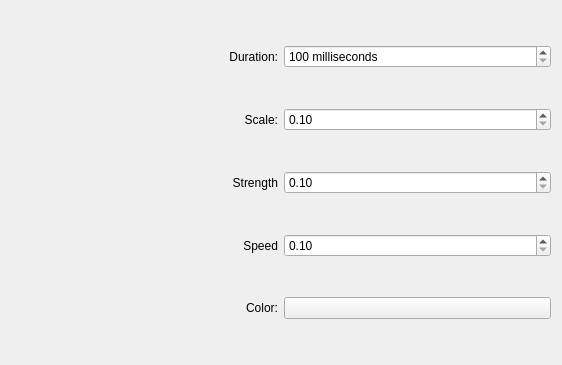
Schneegans/Burn-My-Windows, file kwin/glitch/config.ui: the form before one commit.
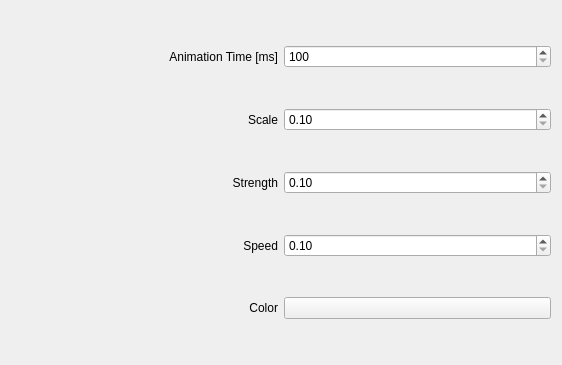
The form after the commit. Custom widgets are drawn as their Qt base class.

```diff
--- a/kwin/glitch/config.ui
+++ b/kwin/glitch/config.ui
@@ -20,7 +20,7 @@
    <item row="2" column="0">
     <widget class="QLabel" name="label_3">
      <property name="text">
-      <string>Scale:</string>
+      <string>Scale</string>
      </property>
      <property name="alignment">
       <set>Qt::AlignRight|Qt::AlignTrailing|Qt::AlignVCenter</set>
@@ -33,7 +33,7 @@
    <item row="5" column="0">
     <widget class="QLabel" name="label_2">
      <property name="text">
-      <string>Color:</string>
+      <string>Color</string>
      </property>
      <property name="alignment">
       <set>Qt::AlignRight|Qt::AlignTrailing|Qt::AlignVCenter</set>
@@ -46,7 +46,7 @@
    <item row="0" column="0">
     <widget class="QLabel" name="label">
      <property name="text">
-      <string>Duration:</string>
+      <string>Animation Time [ms]</string>
      </property>
      <property name="alignment">
       <set>Qt::AlignRight|Qt::AlignTrailing|Qt::AlignVCenter</set>
@@ -62,9 +62,6 @@
    </item>
    <item row="0" column="1">
     <widget class="QSpinBox" name="kcfg_Duration">
-     <property name="suffix">
-      <string> milliseconds</string>
-     </property>
      <property name="minimum">
       <number>100</number>
      </property>
```
